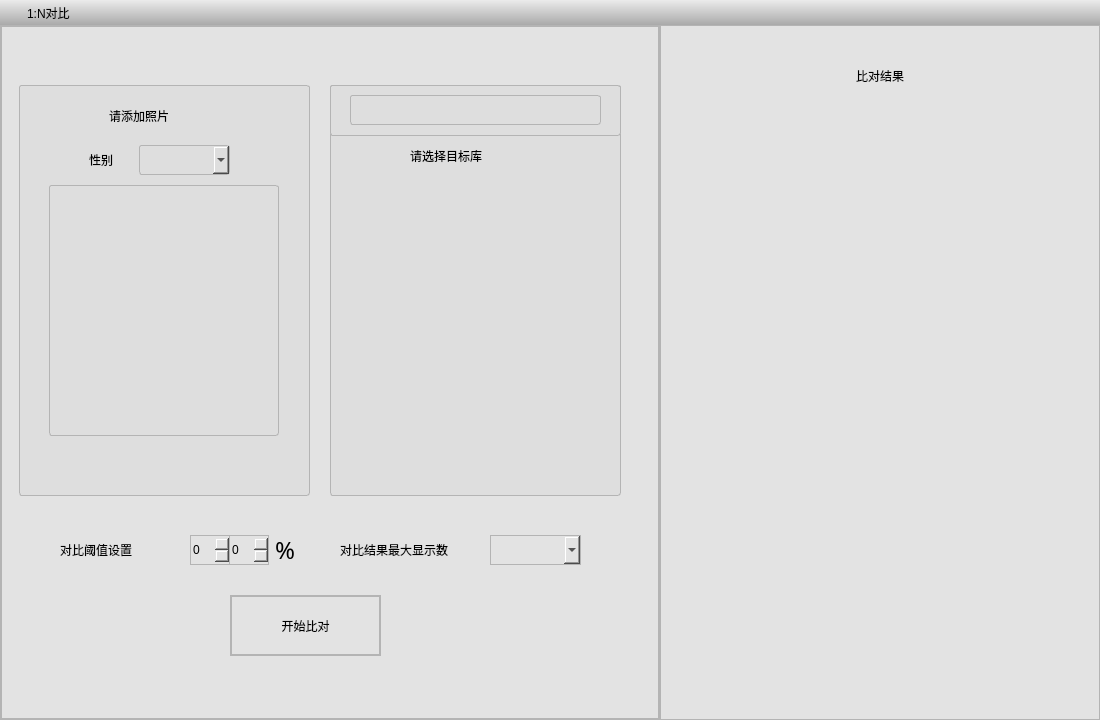
This is UIModule/faceonetonpane.ui in zhangjianscc/ZMClient as Qt 5 draws it before an edit. The edited form follows.
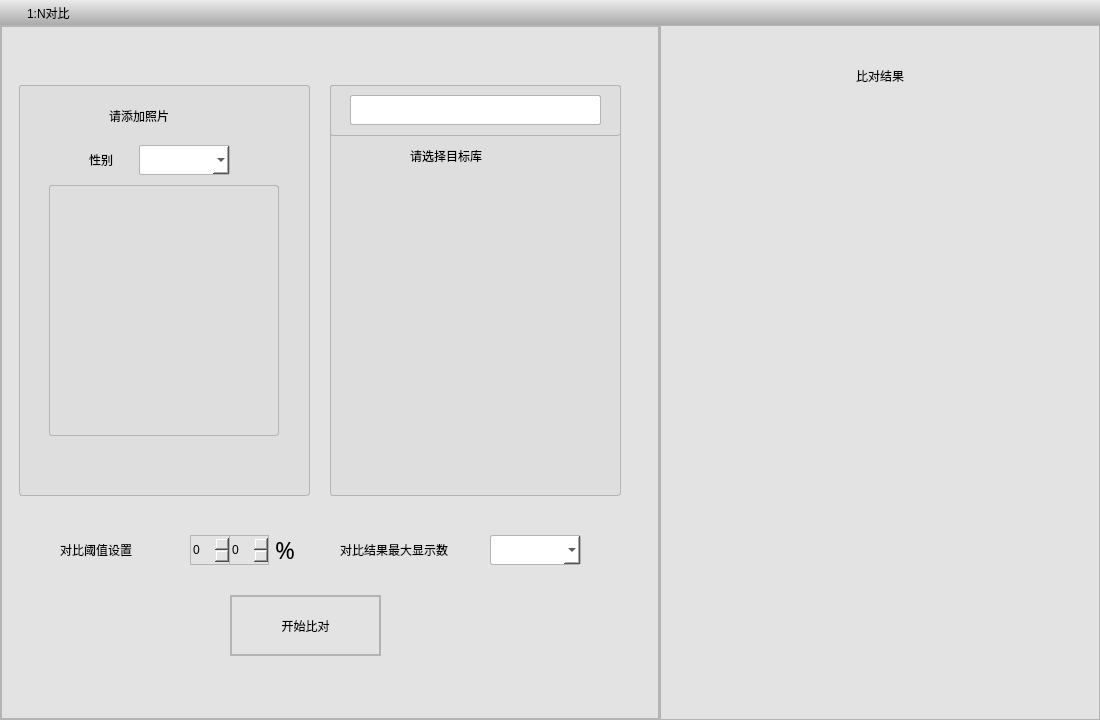
This is the edited form. Icons and pictures are not drawn.

The edit to the form file:
```diff
--- a/UIModule/faceonetonpane.ui
+++ b/UIModule/faceonetonpane.ui
@@ -200,8 +200,10 @@
            </rect>
           </property>
           <property name="styleSheet">
-           <string notr="true">border-radius:3px;
+           <string notr="true">border:1px solid rgb(180,180,180);
+border-radius:2px;
 QComboBox::drop-down:border-image: url(:/images/down-01.png);
+background-color:rgb(255,255,255)
 
 </string>
           </property>
@@ -314,6 +316,10 @@
              <height>30</height>
             </rect>
            </property>
+           <property name="styleSheet">
+            <string notr="true">border-radius:2px;
+background-color:rgb(255,255,255)</string>
+           </property>
           </widget>
          </widget>
         </widget>
@@ -413,7 +419,10 @@
           </rect>
          </property>
          <property name="styleSheet">
-          <string notr="true">border:1px solid rgb(180,180,180);</string>
+          <string notr="true">border:1px solid rgb(180,180,180);
+border-radius:2px;
+QComboBox::drop-down:border-image: url(:/images/down-01.png);
+background-color:rgb(255,255,255)</string>
          </property>
         </widget>
         <widget class="QPushButton" name="btnBeginCompare">
```
